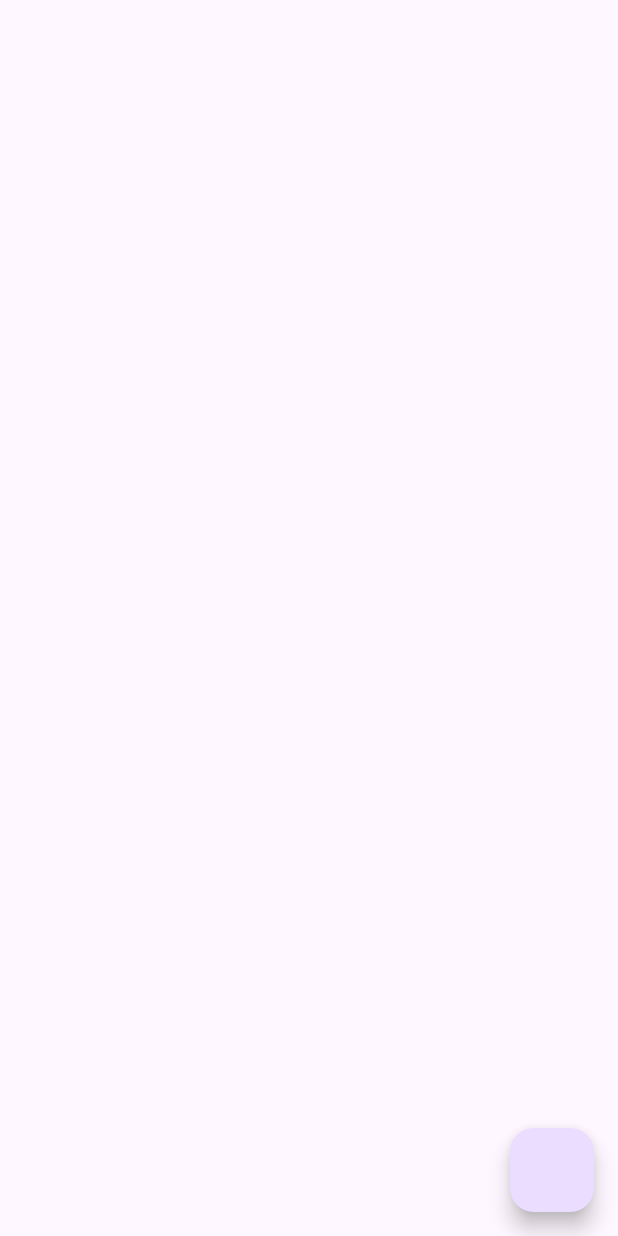
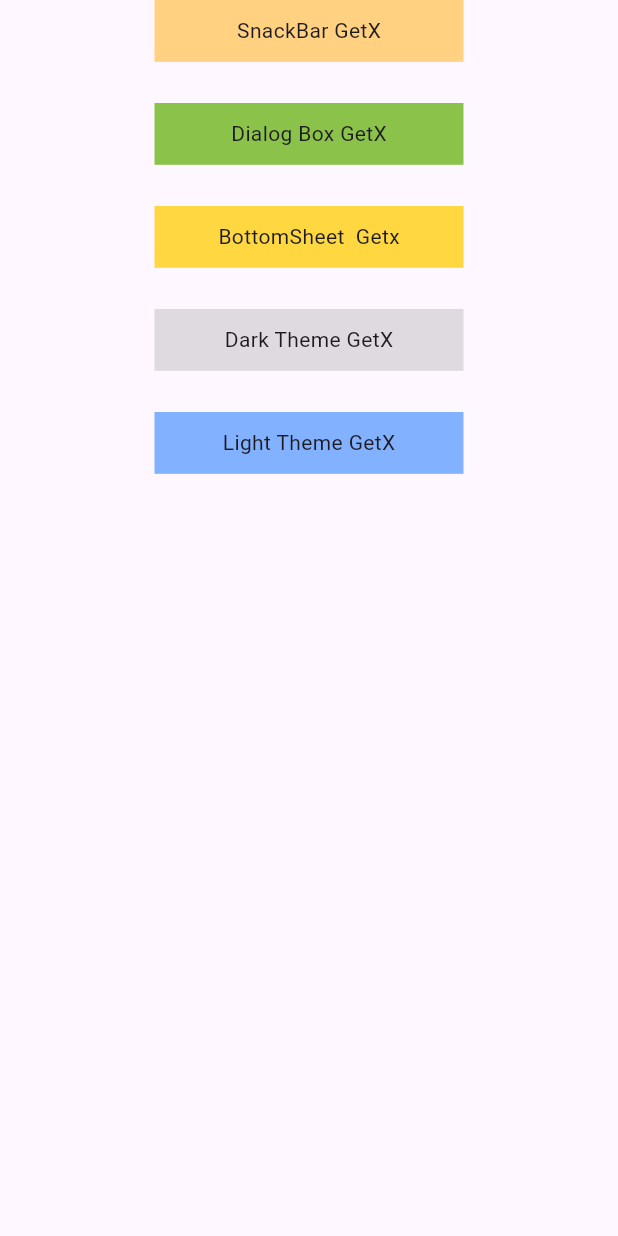
Before and after one commit to HamzaaJavaid/getx-flutter, a Flutter app: the screen it shows after launch, on a phone screen of 412 x 824 dp. Run offline on Flutter 3.47's test engine with Material 3 defaults, Android fonts, the phone set to English and light mode, and no system bars; our stand-ins replace get.

Commit message:
dialog Box , Bottom Sheet , App Color Theme

```diff
--- a/lib/main.dart
+++ b/lib/main.dart
@@ -11,10 +11,19 @@ class MyApp extends StatelessWidget {
 
   @override
   Widget build(BuildContext context) {
+    print('Build');
+   final  height  = MediaQuery.of(context).size.height;
+  final width =  MediaQuery.of(context).size.width;
     return GetMaterialApp(
       home: Scaffold(
-        floatingActionButton: FloatingActionButton(
-          onPressed: (){
+       body: SafeArea(
+         child:SingleChildScrollView(
+           child: Center(
+             child: Column(
+               mainAxisAlignment: MainAxisAlignment.center,
+               children: [
+                 InkWell(
+                   onTap: (){
                      Get.snackbar(
                          "Hamza", //title
                          "This is Hamza", //message,
@@ -24,7 +33,103 @@ class MyApp extends StatelessWidget {
                          snackPosition: SnackPosition.TOP
                      );
                    },
+                   child: Container(
+                     height: height/20,
+                     width: width/2,
+                     child: Center(child: Text('SnackBar GetX')),
+                    decoration: BoxDecoration(
+                      color: Colors.orangeAccent.shade100
+                    ),
 
+                   ),
+                 ),
+                 SizedBox(height: height/30,),
+                 InkWell(
+                   onTap: (){
+                     Get.defaultDialog(
+                       title: "CONFIRM ",
+                       content: Text('Are you sure ?'),
+                       cancel: TextButton(onPressed: (){
+                         Get.back();
+                       }, child: Text('Cancel')),
+                       confirm: TextButton(onPressed: (){}, child: Text('Yes')),
+                     );
+                   },
+                   child: Container(
+                     height: height/20,
+                     width: width/2,
+                     child: Center(child: Text('Dialog Box GetX')),
+                     decoration: BoxDecoration(
+                       color: Colors.lightGreen
+                     ),
+                   ),
+                 ),
+                 SizedBox(height: height/30,),
+                 InkWell(
+                   onTap: (){
+                    Get.bottomSheet(
+                      Container(
+                        height: height/7,
+                        width: width/1.2,
+                        decoration: BoxDecoration(
+                          color: Colors.amberAccent,
+                          borderRadius: BorderRadius.all(Radius.circular(10))
+                        ),
+                        child: Column(
+                          children: [
+                            ListTile(
+                              title: Text('Hello'),
+                              subtitle: Text('This is hamza Javaid'),
+                            )
+                          ],
+                        ),
+                      )
+                    );
+                   },
+                   child: Container(
+                     height: height/20,
+                     width: width/2,
+                     child: Center(child: Text('BottomSheet  Getx')),
+                     decoration: BoxDecoration(
+                         color: Colors.amberAccent
+                     ),
+
+                   ),
+                 ),
+                 SizedBox(height: height/30,),
+                 InkWell(
+                   onTap: (){
+                     Get.changeTheme(ThemeData.dark());
+                   },
+                   child: Container(
+                     height: height/20,
+                     width: width/2,
+                     child: Center(child: Text('Dark Theme GetX')),
+                     decoration: BoxDecoration(
+                         color: Colors.black12,
+                     ),
+
+                   ),
+                 ),
+                 SizedBox(height: height/30,),
+                 InkWell(
+                   onTap: (){
+                     Get.changeTheme(ThemeData.light());
+                   },
+                   child: Container(
+                     height: height/20,
+                     width: width/2,
+                     child: Center(child: Text('Light Theme GetX')),
+                     decoration: BoxDecoration(
+                       color: Colors.blueAccent.shade100,
+                     ),
+
+                   ),
+                 ),
+               ],
+             ),
+           ),
+         ),
        ),
       ),
     );
```
Lines whose indentation alone changed are shown as unchanged.
